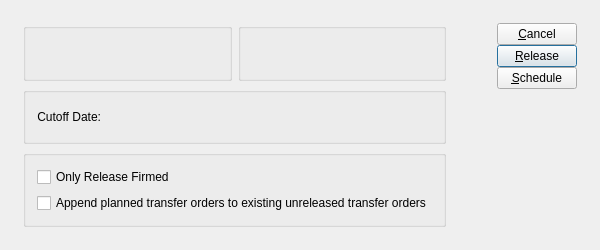
This is guiclient/releasePlannedOrdersByPlannerCode.ui in Pegasus-RPG/xtuple-client as Qt 5 draws it before an edit. The edited form follows.
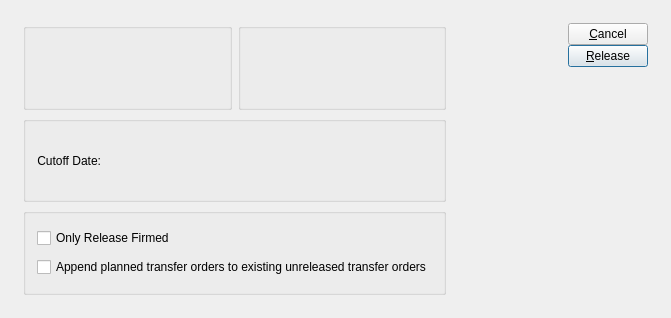
This is the edited form. Custom widgets are drawn as their Qt base class.

Commit message: Issue #9401:remove submitAction logic that was moved to xtbatch

```diff
--- a/guiclient/releasePlannedOrdersByPlannerCode.ui
+++ b/guiclient/releasePlannedOrdersByPlannerCode.ui
@@ -7,13 +7,13 @@
 is available at www.xtuple.com/CPAL.  By using this software, you agree
 to be bound by its terms.</comment>
  <class>releasePlannedOrdersByPlannerCode</class>
- <widget class="QDialog" name="releasePlannedOrdersByPlannerCode" >
-  <property name="geometry" >
+ <widget class="QDialog" name="releasePlannedOrdersByPlannerCode">
+  <property name="geometry">
    <rect>
     <x>0</x>
     <y>0</y>
-    <width>600</width>
-    <height>250</height>
+    <width>671</width>
+    <height>318</height>
    </rect>
   </property>
   <property name="windowTitle" >
@@ -154,13 +154,6 @@
          </property>
         </widget>
        </item>
-       <item>
-        <widget class="QPushButton" name="_submit" >
-         <property name="text" >
-          <string>&amp;Schedule</string>
-         </property>
-        </widget>
-       </item>
        <item>
         <spacer>
          <property name="orientation" >
@@ -180,7 +173,7 @@
    </item>
   </layout>
  </widget>
- <layoutdefault spacing="6" margin="11" />
+ <layoutdefault spacing="6" margin="11"/>
  <customwidgets>
   <customwidget>
    <class>DLineEdit</class>
```
Left out of the diff: 124 changed lines with no effect on the pictures. The commit also changes 36 other files.
